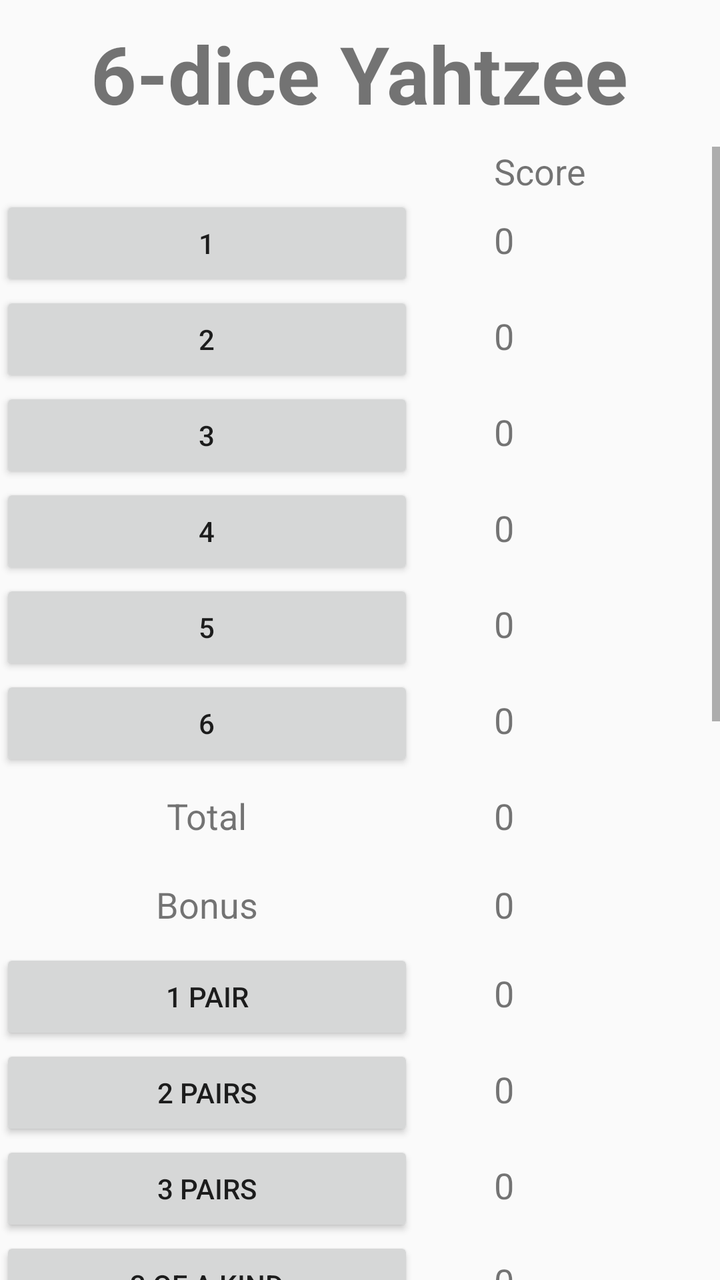
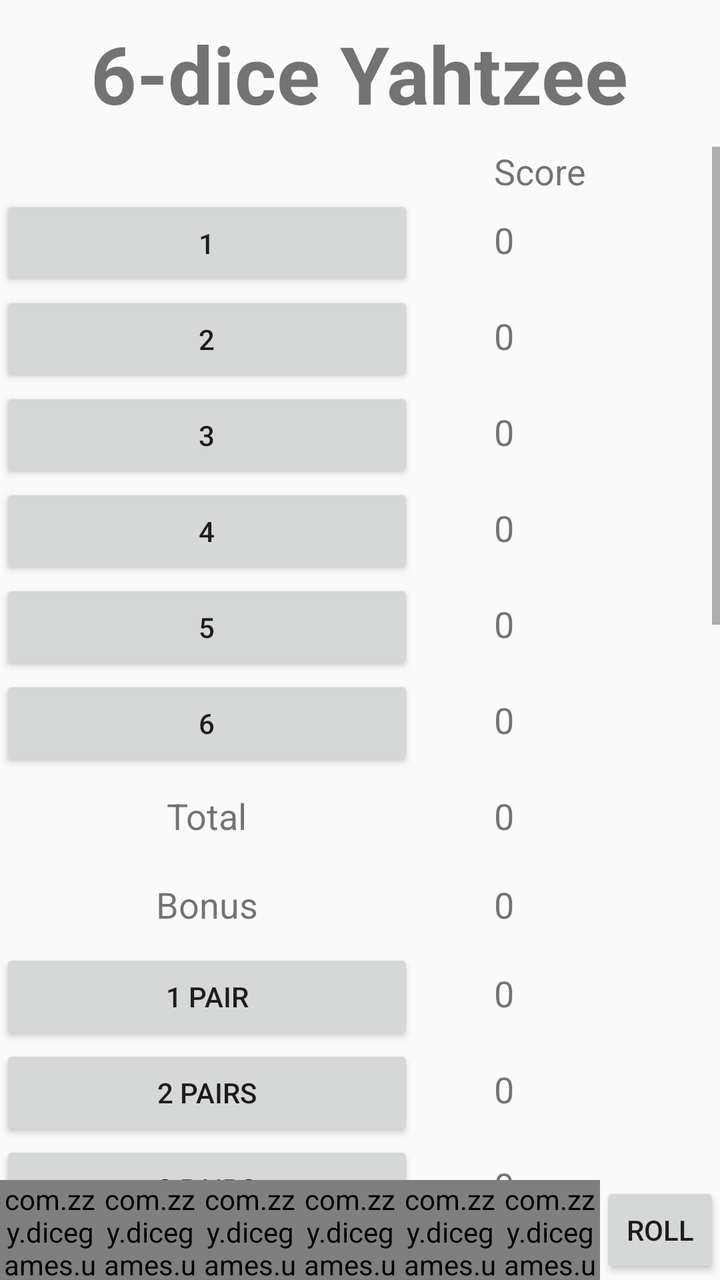

Compare the two renders of this Android layout. The source of the first and the diff that turns it into the second are given below.
<!-- AndroidManifest.xml: application theme AppTheme -->
<!-- res/layout/fragment_six_yahtzee.xml -->
<?xml version="1.0" encoding="utf-8"?>
<RelativeLayout xmlns:android="http://schemas.android.com/apk/res/android"
    xmlns:tools="http://schemas.android.com/tools"
    android:layout_width="match_parent"
    android:layout_height="match_parent"
    tools:context=".ui.game.yahtzee.SixYahtzeeFragment">

    <TextView
        android:id="@+id/tvTitle"
        android:layout_width="wrap_content"
        android:layout_height="wrap_content"
        android:layout_alignParentTop="true"
        android:layout_centerHorizontal="true"
        android:layout_marginTop="10sp"
        android:layout_marginBottom="10sp"
        android:text="@string/sixYahtzee"
        android:textSize="40sp"
        android:textStyle="bold" />

    <ScrollView
        android:layout_width="match_parent"
        android:layout_height="match_parent"
        android:layout_above="@id/diceFragment"
        android:layout_below="@id/tvTitle">

        <TableLayout
            android:layout_width="match_parent"
            android:layout_height="wrap_content">

            <TableRow>

                <TextView
                    android:layout_width="match_parent"
                    android:layout_height="wrap_content"
                    android:layout_marginEnd="20dp"
                    android:layout_weight="1" />

                <TextView
                    android:layout_width="match_parent"
                    android:layout_height="wrap_content"
                    android:layout_marginStart="20dp"
                    android:layout_weight="1"
                    android:text="@string/score"
                    android:textSize="18sp" />

            </TableRow>

            <TableRow>

                <Button
                    android:id="@+id/btn1"
                    android:layout_width="match_parent"
                    android:layout_height="wrap_content"
                    android:layout_marginEnd="20dp"
                    android:layout_weight="1"
                    android:text="@string/s1" />

                <TextView
                    android:id="@+id/tv1"
                    android:layout_width="match_parent"
                    android:layout_height="wrap_content"
                    android:layout_marginStart="20dp"
                    android:layout_weight="1"
                    android:text="0"
                    android:textSize="18sp" />

            </TableRow>

            <TableRow>

                <Button
                    android:id="@+id/btn2"
                    android:layout_width="match_parent"
                    android:layout_height="wrap_content"
                    android:layout_marginEnd="20dp"
                    android:layout_weight="1"
                    android:text="@string/s2" />

                <TextView
                    android:id="@+id/tv2"
                    android:layout_width="match_parent"
                    android:layout_height="wrap_content"
                    android:layout_marginStart="20dp"
                    android:layout_weight="1"
                    android:text="0"
                    android:textSize="18sp" />

            </TableRow>

            <TableRow>

                <Button
                    android:id="@+id/btn3"
                    android:layout_width="match_parent"
                    android:layout_height="wrap_content"
                    android:layout_marginEnd="20dp"
                    android:layout_weight="1"
                    android:text="@string/s3" />

                <TextView
                    android:id="@+id/tv3"
                    android:layout_width="match_parent"
                    android:layout_height="wrap_content"
                    android:layout_marginStart="20dp"
                    android:layout_weight="1"
                    android:text="0"
                    android:textSize="18sp" />

            </TableRow>

            <TableRow>

                <Button
                    android:id="@+id/btn4"
                    android:layout_width="match_parent"
                    android:layout_height="wrap_content"
                    android:layout_marginEnd="20dp"
                    android:layout_weight="1"
                    android:text="@string/s4" />

                <TextView
                    android:id="@+id/tv4"
                    android:layout_width="match_parent"
                    android:layout_height="wrap_content"
                    android:layout_marginStart="20dp"
                    android:layout_weight="1"
                    android:text="0"
                    android:textSize="18sp" />

            </TableRow>

            <TableRow>

                <Button
                    android:id="@+id/btn5"
                    android:layout_width="match_parent"
                    android:layout_height="wrap_content"
                    android:layout_marginEnd="20dp"
                    android:layout_weight="1"
                    android:text="@string/s5" />

                <TextView
                    android:id="@+id/tv5"
                    android:layout_width="match_parent"
                    android:layout_height="wrap_content"
                    android:layout_marginStart="20dp"
                    android:layout_weight="1"
                    android:text="0"
                    android:textSize="18sp" />

            </TableRow>

            <TableRow>

                <Button
                    android:id="@+id/btn6"
                    android:layout_width="match_parent"
                    android:layout_height="wrap_content"
                    android:layout_marginEnd="20dp"
                    android:layout_weight="1"
                    android:text="@string/s6" />

                <TextView
                    android:id="@+id/tv6"
                    android:layout_width="match_parent"
                    android:layout_height="wrap_content"
                    android:layout_marginStart="20dp"
                    android:layout_weight="1"
                    android:text="0"
                    android:textSize="18sp" />

            </TableRow>

            <TableRow
                android:layout_marginTop="10sp"
                android:layout_marginBottom="10sp">

                <TextView
                    android:layout_width="match_parent"
                    android:layout_height="wrap_content"
                    android:layout_marginEnd="20dp"
                    android:layout_weight="1"
                    android:text="@string/total"
                    android:textAlignment="center"
                    android:textSize="18sp" />

                <TextView
                    android:id="@+id/tvUpperTotal"
                    android:layout_width="match_parent"
                    android:layout_height="wrap_content"
                    android:layout_marginStart="20dp"
                    android:layout_weight="1"
                    android:text="0"
                    android:textSize="18sp" />

            </TableRow>

            <TableRow
                android:layout_marginTop="10sp"
                android:layout_marginBottom="10sp">

                <TextView
                    android:layout_width="match_parent"
                    android:layout_height="wrap_content"
                    android:layout_marginEnd="20dp"
                    android:layout_weight="1"
                    android:text="@string/bonus"
                    android:textAlignment="center"
                    android:textSize="18sp" />

                <TextView
                    android:id="@+id/tvBonus"
                    android:layout_width="match_parent"
                    android:layout_height="wrap_content"
                    android:layout_marginStart="20dp"
                    android:layout_weight="1"
                    android:text="0"
                    android:textSize="18sp" />

            </TableRow>

            <TableRow>

                <Button
                    android:id="@+id/btn1p"
                    android:layout_width="match_parent"
                    android:layout_height="wrap_content"
                    android:layout_marginEnd="20dp"
                    android:layout_weight="1"
                    android:text="@string/s1p" />

                <TextView
                    android:id="@+id/tv1p"
                    android:layout_width="match_parent"
                    android:layout_height="wrap_content"
                    android:layout_marginStart="20dp"
                    android:layout_weight="1"
                    android:text="0"
                    android:textSize="18sp" />

            </TableRow>

            <TableRow>

                <Button
                    android:id="@+id/btn2p"
                    android:layout_width="match_parent"
                    android:layout_height="wrap_content"
                    android:layout_marginEnd="20dp"
                    android:layout_weight="1"
                    android:text="@string/s2p" />

                <TextView
                    android:id="@+id/tv2p"
                    android:layout_width="match_parent"
                    android:layout_height="wrap_content"
                    android:layout_marginStart="20dp"
                    android:layout_weight="1"
                    android:text="0"
                    android:textSize="18sp" />

            </TableRow>

            <TableRow>

                <Button
                    android:id="@+id/btn3p"
                    android:layout_width="match_parent"
                    android:layout_height="wrap_content"
                    android:layout_marginEnd="20dp"
                    android:layout_weight="1"
                    android:text="@string/s3p" />

                <TextView
                    android:id="@+id/tv3p"
                    android:layout_width="match_parent"
                    android:layout_height="wrap_content"
                    android:layout_marginStart="20dp"
                    android:layout_weight="1"
                    android:text="0"
                    android:textSize="18sp" />

            </TableRow>

            <TableRow>

                <Button
                    android:id="@+id/btn3e"
                    android:layout_width="match_parent"
                    android:layout_height="wrap_content"
                    android:layout_marginEnd="20dp"
                    android:layout_weight="1"
                    android:text="@string/s3e" />

                <TextView
                    android:id="@+id/tv3e"
                    android:layout_width="match_parent"
                    android:layout_height="wrap_content"
                    android:layout_marginStart="20dp"
                    android:layout_weight="1"
                    android:text="0"
                    android:textSize="18sp" />

            </TableRow>

            <TableRow>

                <Button
                    android:id="@+id/btn4e"
                    android:layout_width="match_parent"
                    android:layout_height="wrap_content"
                    android:layout_marginEnd="20dp"
                    android:layout_weight="1"
                    android:text="@string/s4e" />

                <TextView
                    android:id="@+id/tv4e"
                    android:layout_width="match_parent"
                    android:layout_height="wrap_content"
                    android:layout_marginStart="20dp"
                    android:layout_weight="1"
                    android:text="0"
                    android:textSize="18sp" />

            </TableRow>

            <TableRow>

                <Button
                    android:id="@+id/btn5e"
                    android:layout_width="match_parent"
                    android:layout_height="wrap_content"
                    android:layout_marginEnd="20dp"
                    android:layout_weight="1"
                    android:text="@string/s5e" />

                <TextView
                    android:id="@+id/tv5e"
                    android:layout_width="match_parent"
                    android:layout_height="wrap_content"
                    android:layout_marginStart="20dp"
                    android:layout_weight="1"
                    android:text="0"
                    android:textSize="18sp" />

            </TableRow>

            <TableRow>

                <Button
                    android:id="@+id/btnSmallStraight"
                    android:layout_width="match_parent"
                    android:layout_height="wrap_content"
                    android:layout_marginEnd="20dp"
                    android:layout_weight="1"
                    android:text="@string/smallStraight" />

                <TextView
                    android:id="@+id/tvSmallStraight"
                    android:layout_width="match_parent"
                    android:layout_height="wrap_content"
                    android:layout_marginStart="20dp"
                    android:layout_weight="1"
                    android:text="0"
                    android:textSize="18sp" />

            </TableRow>

            <TableRow>

                <Button
                    android:id="@+id/btnLargeStraight"
                    android:layout_width="match_parent"
                    android:layout_height="wrap_content"
                    android:layout_marginEnd="20dp"
                    android:layout_weight="1"
                    android:text="@string/largeStraight" />

                <TextView
                    android:id="@+id/tvLargeStraight"
                    android:layout_width="match_parent"
                    android:layout_height="wrap_content"
                    android:layout_marginStart="20dp"
                    android:layout_weight="1"
                    android:text="0"
                    android:textSize="18sp" />

            </TableRow>

            <TableRow>

                <Button
                    android:id="@+id/btnFullStraight"
                    android:layout_width="match_parent"
                    android:layout_height="wrap_content"
                    android:layout_marginEnd="20dp"
                    android:layout_weight="1"
                    android:text="@string/fullStraight" />

                <TextView
                    android:id="@+id/tvFullStraight"
                    android:layout_width="match_parent"
                    android:layout_height="wrap_content"
                    android:layout_marginStart="20dp"
                    android:layout_weight="1"
                    android:text="0"
                    android:textSize="18sp" />

            </TableRow>

            <TableRow>

                <Button
                    android:id="@+id/btnHut"
                    android:layout_width="match_parent"
                    android:layout_height="wrap_content"
                    android:layout_marginEnd="20dp"
                    android:layout_weight="1"
                    android:text="@string/hut" />

                <TextView
                    android:id="@+id/tvHut"
                    android:layout_width="match_parent"
                    android:layout_height="wrap_content"
                    android:layout_marginStart="20dp"
                    android:layout_weight="1"
                    android:text="0"
                    android:textSize="18sp" />

            </TableRow>

            <TableRow>

                <Button
                    android:id="@+id/btnHouse"
                    android:layout_width="match_parent"
                    android:layout_height="wrap_content"
                    android:layout_marginEnd="20dp"
                    android:layout_weight="1"
                    android:text="@string/house" />

                <TextView
                    android:id="@+id/tvHouse"
                    android:layout_width="match_parent"
                    android:layout_height="wrap_content"
                    android:layout_marginStart="20dp"
                    android:layout_weight="1"
                    android:text="0"
                    android:textSize="18sp" />

            </TableRow>

            <TableRow>

                <Button
                    android:id="@+id/btnTower"
                    android:layout_width="match_parent"
                    android:layout_height="wrap_content"
                    android:layout_marginEnd="20dp"
                    android:layout_weight="1"
                    android:text="@string/tower" />

                <TextView
                    android:id="@+id/tvTower"
                    android:layout_width="match_parent"
                    android:layout_height="wrap_content"
                    android:layout_marginStart="20dp"
                    android:layout_weight="1"
                    android:text="0"
                    android:textSize="18sp" />

            </TableRow>

            <TableRow>

                <Button
                    android:id="@+id/btnChance"
                    android:layout_width="match_parent"
                    android:layout_height="wrap_content"
                    android:layout_marginEnd="20dp"
                    android:layout_weight="1"
                    android:text="@string/chance" />

                <TextView
                    android:id="@+id/tvChance"
                    android:layout_width="match_parent"
                    android:layout_height="wrap_content"
                    android:layout_marginStart="20dp"
                    android:layout_weight="1"
                    android:text="0"
                    android:textSize="18sp" />

            </TableRow>

            <TableRow>

                <Button
                    android:id="@+id/btnYahtzee"
                    android:layout_width="match_parent"
                    android:layout_height="wrap_content"
                    android:layout_marginEnd="20dp"
                    android:layout_weight="1"
                    android:text="@string/yahtzee" />

                <TextView
                    android:id="@+id/tvYahtzee"
                    android:layout_width="match_parent"
                    android:layout_height="wrap_content"
                    android:layout_marginStart="20dp"
                    android:layout_weight="1"
                    android:text="0"
                    android:textSize="18sp" />

            </TableRow>

            <TableRow
                android:layout_marginTop="10sp"
                android:layout_marginBottom="10sp">

                <TextView
                    android:layout_width="match_parent"
                    android:layout_height="wrap_content"
                    android:layout_marginEnd="20dp"
                    android:layout_weight="1"
                    android:text="@string/gameTotal"
                    android:textAlignment="center"
                    android:textSize="18sp" />

                <TextView
                    android:id="@+id/tvGameTotal"
                    android:layout_width="match_parent"
                    android:layout_height="wrap_content"
                    android:layout_marginStart="20dp"
                    android:layout_weight="1"
                    android:text="0"
                    android:textSize="18sp" />

            </TableRow>

        </TableLayout>

    </ScrollView>

    <androidx.fragment.app.FragmentContainerView
        android:id="@+id/diceFragment"
        android:layout_width="match_parent"
        android:layout_height="wrap_content"
        android:layout_alignParentBottom="true"
        tools:layout="@layout/fragment_roll_dice" />

</RelativeLayout>
<!-- res/layout/fragment_roll_dice.xml (included above) -->
<?xml version="1.0" encoding="utf-8"?>
<LinearLayout xmlns:android="http://schemas.android.com/apk/res/android"
    xmlns:app="http://schemas.android.com/apk/res-auto"
    xmlns:tools="http://schemas.android.com/tools"
    android:layout_width="match_parent"
    android:layout_height="wrap_content"
    android:gravity="center_horizontal|center_vertical"
    android:orientation="horizontal"
    tools:context=".ui.dice.RollDiceFragment">

    <com.zzy.dicegames.ui.dice.DiceView
        android:id="@+id/dice1"
        android:layout_width="50dp"
        android:layout_height="50dp"
        app:locked="false"
        app:number="6" />

    <com.zzy.dicegames.ui.dice.DiceView
        android:id="@+id/dice2"
        android:layout_width="50dp"
        android:layout_height="50dp"
        app:locked="false"
        app:number="6" />

    <com.zzy.dicegames.ui.dice.DiceView
        android:id="@+id/dice3"
        android:layout_width="50dp"
        android:layout_height="50dp"
        app:locked="false"
        app:number="6" />

    <com.zzy.dicegames.ui.dice.DiceView
        android:id="@+id/dice4"
        android:layout_width="50dp"
        android:layout_height="50dp"
        app:locked="false"
        app:number="6" />

    <com.zzy.dicegames.ui.dice.DiceView
        android:id="@+id/dice5"
        android:layout_width="50dp"
        android:layout_height="50dp"
        app:locked="false"
        app:number="6" />

    <com.zzy.dicegames.ui.dice.DiceView
        android:id="@+id/dice6"
        android:layout_width="50dp"
        android:layout_height="50dp"
        app:locked="false"
        app:number="6" />

    <Button
        android:id="@+id/btnRoll"
        android:layout_width="wrap_content"
        android:layout_height="wrap_content"
        android:text="@string/roll" />

</LinearLayout>
<!-- resources referenced by this layout -->
<resources>
  <string name="bonus">Bonus</string>
  <string name="chance">Chance</string>
  <string name="fullStraight">Full Straight</string>
  <string name="gameTotal">Game Total</string>
  <string name="house">House</string>
  <string name="hut">Hut</string>
  <string name="largeStraight">Large Straight</string>
  <string name="roll">Roll</string>
  <string name="s1">1</string>
  <string name="s1p">1 pair</string>
  <string name="s2">2</string>
  <string name="s2p">2 pairs</string>
  <string name="s3">3</string>
  <string name="s3e">3 of a kind</string>
  <string name="s3p">3 pairs</string>
  <string name="s4">4</string>
  <string name="s4e">4 of a kind</string>
  <string name="s5">5</string>
  <string name="s5e">5 of a kind</string>
  <string name="s6">6</string>
  <string name="score">Score</string>
  <string name="sixYahtzee">6-dice Yahtzee</string>
  <string name="smallStraight">Small Straight</string>
  <string name="total">Total</string>
  <string name="tower">Tower</string>
  <string name="yahtzee">Yahtzee</string>
  <style name="AppTheme" parent="Theme.AppCompat.Light">
          
      </style>
</resources>

<!-- the commit's change to res/layout/fragment_six_yahtzee.xml (unified diff, before → after) -->
@@ -20,7 +20,7 @@
     <ScrollView
         android:layout_width="match_parent"
         android:layout_height="match_parent"
-        android:layout_above="@id/diceFragment"
+        android:layout_above="@id/diceWindow"
         android:layout_below="@id/tvTitle">
 
         <TableLayout
@@ -541,24 +541,22 @@
 
     </ScrollView>
 
-    <androidx.fragment.app.FragmentContainerView
-        android:id="@+id/diceFragment"
+    <include
+        android:id="@+id/diceWindow"
         android:layout_width="match_parent"
         android:layout_height="wrap_content"
         android:layout_alignParentBottom="true"
-        tools:layout="@layout/fragment_roll_dice" />
+        layout="@layout/roll_dice_window" />
 
 </RelativeLayout>
-<!-- res/layout/fragment_roll_dice.xml (included above) -->
+<!-- res/layout/roll_dice_window.xml (included above) -->
 <?xml version="1.0" encoding="utf-8"?>
 <LinearLayout xmlns:android="http://schemas.android.com/apk/res/android"
     xmlns:app="http://schemas.android.com/apk/res-auto"
-    xmlns:tools="http://schemas.android.com/tools"
     android:layout_width="match_parent"
     android:layout_height="wrap_content"
     android:gravity="center_horizontal|center_vertical"
-    android:orientation="horizontal"
-    tools:context=".ui.dice.RollDiceFragment">
+    android:orientation="horizontal">
 
     <com.zzy.dicegames.ui.dice.DiceView
         android:id="@+id/dice1"
